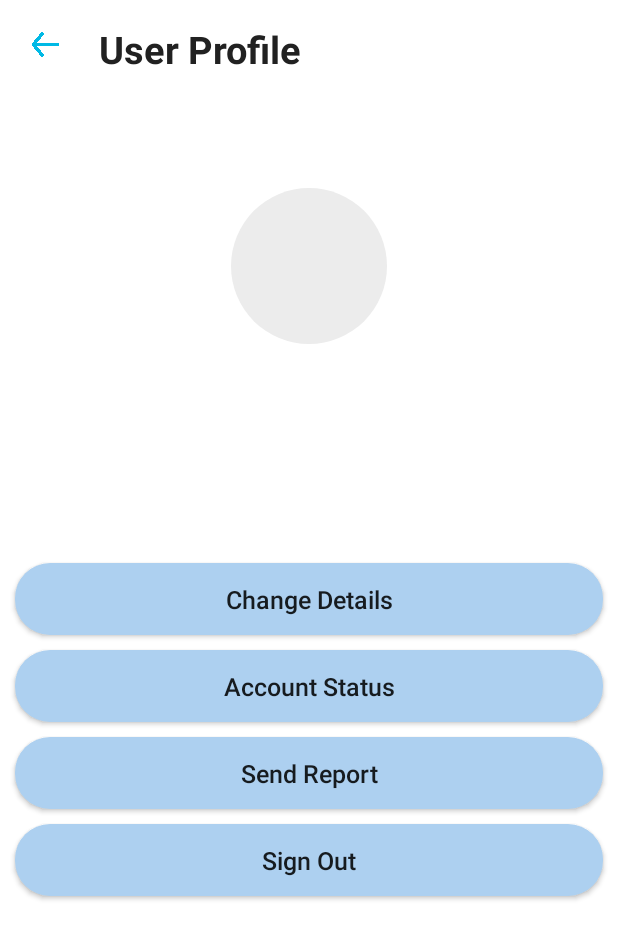
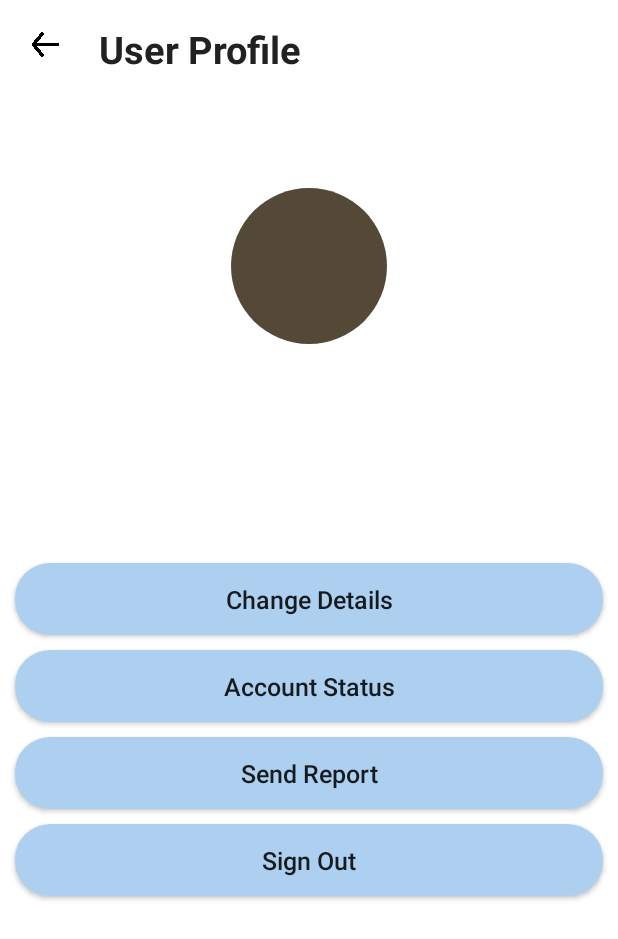
Before and after one commit to Idii1114/MCC-Chat-App, an Android app: the ProfileActivity screen opened directly, with no data from a screen before it, on a phone screen of 412 x 824 dp. Shown: the top 939 px of the screen. Run offline under Robolectric (Android 15) with nearby library versions, the phone set to English and light mode, and no system bars; our stand-ins replace Firebase (no records; nobody signed in at launch, a user with empty details on screens opened directly), sdp/ssp sizes; plain views replace RoundedImageView; 2 statements that could not run were skipped.

Commit message:
Fixed warnings

```diff
--- a/app/src/main/res/drawable/background_image.xml
+++ b/app/src/main/res/drawable/background_image.xml
@@ -1,5 +1,5 @@
 <?xml version="1.0" encoding="utf-8"?>
 <shape xmlns:android="http://schemas.android.com/apk/res/android"
     android:shape="oval">
-    <solid android:color="@color/input_background"/>
+    <solid android:color="#534936"/>
 </shape>
--- a/app/src/main/res/drawable/background_search.xml
+++ b/app/src/main/res/drawable/background_search.xml
@@ -1,6 +1,6 @@
 <?xml version="1.0" encoding="utf-8"?>
 <shape xmlns:android="http://schemas.android.com/apk/res/android"
     android:shape="rectangle">
-    <solid android:color="@color/input_background"/>
+    <solid android:color="#FFFFFF"/>
     <corners android:radius="@dimen/_18ssp"/>
 </shape>
--- a/app/src/main/res/layout/activity_account_status.xml
+++ b/app/src/main/res/layout/activity_account_status.xml
@@ -28,7 +28,7 @@
                 android:layout_gravity="center"
                 android:layout_marginStart="@dimen/_8sdp"
                 android:src="@drawable/back"
-                android:tint="@color/primary" />
+                android:tint="@color/black" />
 
             <TextView
                 android:id="@+id/text_Messages"
--- a/app/src/main/res/layout/activity_main.xml
+++ b/app/src/main/res/layout/activity_main.xml
@@ -72,7 +72,7 @@
             android:layout_gravity="center"
             android:layout_marginEnd="8dp"
             app:srcCompat="@drawable/add_user"
-            app:tint="@color/primary"
+            app:tint="#1496BB"
             android:contentDescription="TODO"
             tools:ignore="ContentDescription,HardcodedText" />
 
--- a/app/src/main/res/layout/activity_profile.xml
+++ b/app/src/main/res/layout/activity_profile.xml
@@ -1,6 +1,7 @@
 <?xml version="1.0" encoding="utf-8"?>
 <androidx.constraintlayout.widget.ConstraintLayout xmlns:android="http://schemas.android.com/apk/res/android"
     xmlns:app="http://schemas.android.com/apk/res-auto"
+    xmlns:tools="http://schemas.android.com/tools"
     android:layout_width="match_parent"
     android:layout_height="match_parent">
 
@@ -26,7 +27,7 @@
                 android:layout_gravity="center"
                 android:layout_marginStart="@dimen/_8sdp"
                 android:src="@drawable/back"
-                android:tint="@color/primary" />
+                android:tint="@color/button" />
 
             <TextView
                 android:id="@+id/text_Messages"
@@ -34,10 +35,11 @@
                 android:layout_height="wrap_content"
                 android:layout_marginLeft="16dp"
                 android:layout_marginTop="15dp"
-                android:text="User Profile"
+                android:text="@string/user_profile"
                 android:textColor="@color/primary_text"
-                android:textSize="25dp"
-                android:textStyle="bold" />
+                android:textSize="25sp"
+                android:textStyle="bold"
+                tools:ignore="RtlHardcoded" />
 
             <Space
                 android:layout_width="wrap_content"
@@ -61,7 +63,7 @@
             android:layout_height="wrap_content"
             android:layout_marginTop="10dp"
             android:layout_gravity="center"
-            android:textSize="25dp"
+            android:textSize="25sp"
             android:textStyle="bold"
             android:textColor="@color/primary_text"/>
 
@@ -72,7 +74,7 @@
             android:layout_gravity="center"
             android:layout_marginTop="5dp"
             android:textColor="@color/primary_text"
-            android:textSize="20dp" />
+            android:textSize="20sp" />
 
         <TextView
             android:id="@+id/text_phone"
@@ -81,7 +83,7 @@
             android:layout_marginTop="5dp"
             android:layout_marginBottom="30dp"
             android:layout_gravity="center"
-            android:textSize="20dp"
+            android:textSize="20sp"
             android:textColor="@color/primary_text"/>
 
         <androidx.appcompat.widget.AppCompatButton
@@ -95,7 +97,8 @@
             android:backgroundTint="@color/tint"
             android:textAllCaps="false"
             android:textSize="@dimen/_13sdp"
-            android:text="Change Details"/>
+            android:text="Change Details"
+            tools:ignore="HardcodedText" />
 
         <androidx.appcompat.widget.AppCompatButton
             android:id="@+id/buttonAccountStatus"
@@ -108,7 +111,7 @@
             android:backgroundTint="@color/tint"
             android:textAllCaps="false"
             android:textSize="@dimen/_13sdp"
-            android:text="Account Status"/>
+            android:text="@string/account_status"/>
 
 
         <androidx.appcompat.widget.AppCompatButton
@@ -122,7 +125,8 @@
             android:backgroundTint="@color/tint"
             android:textAllCaps="false"
             android:textSize="@dimen/_13sdp"
-            android:text="Send Report"/>
+            android:text="Send Report"
+            tools:ignore="HardcodedText" />
 
 
         <androidx.appcompat.widget.AppCompatButton
@@ -136,7 +140,7 @@
             android:backgroundTint="@color/tint"
             android:textAllCaps="false"
             android:textSize="@dimen/_13sdp"
-            android:text="Sign Out"/>
+            android:text="@string/sign_out"/>
 
 
     </LinearLayout>
--- a/app/src/main/res/values/strings.xml
+++ b/app/src/main/res/values/strings.xml
@@ -27,4 +27,12 @@
     <string name="forgot_password">Forgot Password</string>
     <string name="email">Email</string>
     <string name="send">Send</string>
+    <string name="message_content">Message_Content</string>
+    <string name="user_profile">User Profile</string>
+    <string name="account_status">Account Status</string>
+    <string name="sign_out">Sign Out</string>
+    <string name="feedback">Feedback</string>
+    <string name="type_something_here">Type something here...</string>
+    <string name="don_t_have_an_account_sign_up_here">Don\'t have an account? Sign up here</string>
+    <string name="password">Password</string>
 </resources>
```
Also changed, not shown: app/src/main/res/layout/activity_change_details.xml (+22 -21 lines), app/src/main/res/layout/activity_chat.xml (+10 -8 lines), app/src/main/res/layout/activity_forgot_password.xml (+7 -5 lines), app/src/main/res/layout/activity_send_report.xml (+9 -7 lines), app/src/main/res/layout/activity_sign_in.xml (+15 -9 lines).
